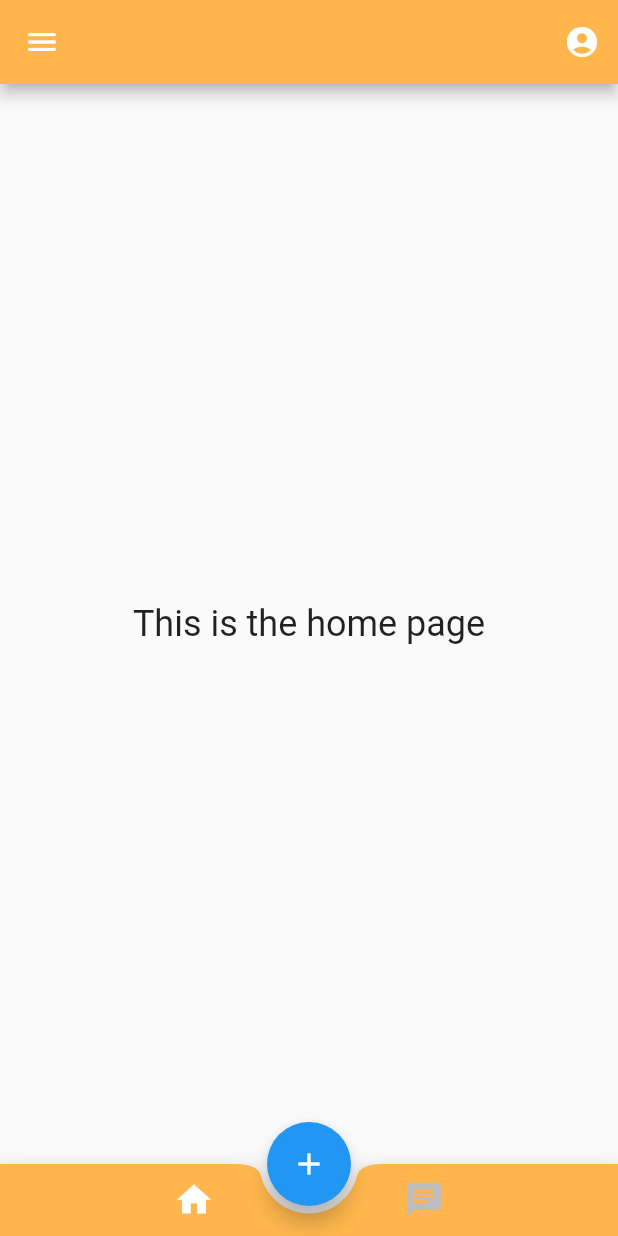
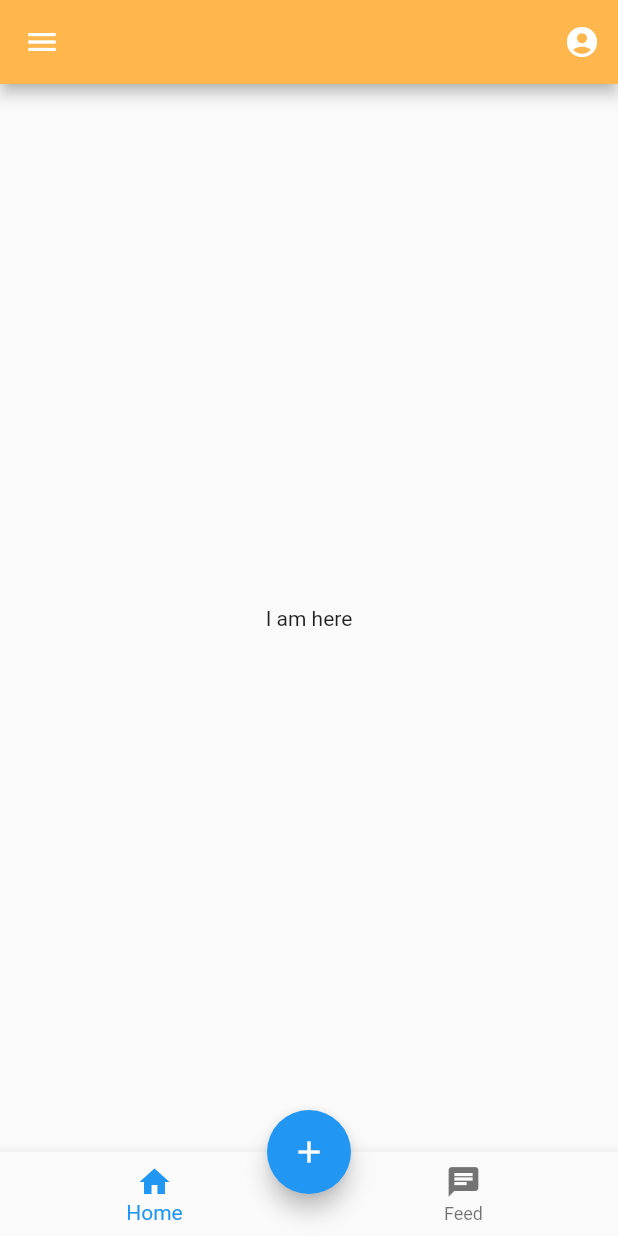
Before and after one commit to sdu-mp-21/daily-challenge-app-tracker, a Flutter app: the screen it shows after launch, on a phone screen of 412 x 824 dp. Run offline on Flutter 3.47's test engine with Material 2 defaults, Android fonts, the phone set to English and light mode, and no system bars; our stand-ins replace google_fonts, like_button.

Commit message:
deleted app,bottom bars(don't need them anymore); added switching to the pages, side bar(drawer).

```diff
--- a/lib/navigators/app_bar.dart
+++ /dev/null
@@ -1,29 +0,0 @@
-import 'package:flutter/material.dart';
-import 'package:flutter/cupertino.dart';
-
-class GeneralAppBar extends StatelessWidget with PreferredSizeWidget {
-  const GeneralAppBar({Key? key}) : super(key: key);
-
-  @override
-  Widget build(BuildContext context) {
-    return AppBar(
-      backgroundColor: Colors.orange.shade300,
-      leading: IconButton(
-        icon: const Icon(Icons.menu),
-        tooltip: 'Show the Menu',
-        onPressed: () {
-          ScaffoldMessenger.of(context).showSnackBar(
-              const SnackBar(content: Text('This is should display the Menu')));
-        },
-      ),
-      actions: [
-        IconButton(
-            onPressed: () => Navigator.pushNamed(context, '/third'),
-            icon: const Icon(Icons.account_circle))
-      ],
-    );
-  }
-
-  @override
-  Size get preferredSize => const Size.fromHeight(kToolbarHeight);
-}
--- a/lib/navigators/bottom_bar.dart
+++ /dev/null
@@ -1,41 +0,0 @@
-import 'package:flutter/material.dart';
-
-class GeneralBottomBar extends StatelessWidget {
-  bool first_active = true;
-  bool second_active = false;
-  GeneralBottomBar(this.first_active, this.second_active);
-
-  @override
-  Widget build(BuildContext context) {
-    return BottomAppBar(
-      shape: const CircularNotchedRectangle(),
-      notchMargin: 5.0,
-      color: Colors.orange.shade300,
-      child: Row(
-        mainAxisSize: MainAxisSize.max,
-        mainAxisAlignment: MainAxisAlignment.spaceEvenly,
-        children: <Widget>[
-          IconButton(
-            //update the bottom app bar view each time an item is clicked
-            tooltip: "Home",
-            onPressed: () => Navigator.pop(context),
-            iconSize: 27.0,
-            icon: Icon(Icons.home,
-                //darken the icon if it is selected or else give it a different color
-                color: first_active ? Colors.white : Colors.grey.shade400),
-          ),
-          IconButton(
-            //update the bottom app bar view each time an item is clicked
-            tooltip: "Feed",
-            onPressed: () => Navigator.pushNamed(context, '/second'),
-            iconSize: 27.0,
-            icon: Icon(Icons.chat,
-
-                //darken the icon if it is selected or else give it a different color
-                color: second_active ? Colors.white : Colors.grey.shade400),
-          )
-        ],
-      ),
-    );
-  }
-}
--- a/lib/ui/main_app/main.dart
+++ b/lib/ui/main_app/main.dart
@@ -1,7 +1,5 @@
-import 'package:challenge_tracker/navigators/app_bar.dart';
-import 'package:challenge_tracker/navigators/bottom_bar.dart';
 import 'package:challenge_tracker/ui/pages/auth/auth_page.dart';
-import 'package:challenge_tracker/ui/pages/feed/feed_main_page.dart';
+import './navigator.dart';
 import 'package:flutter/material.dart';
 import 'package:flutter/cupertino.dart';
 
@@ -21,33 +19,8 @@ class MainApp extends StatelessWidget {
       initialRoute: '/',
       routes: {
         '/': (context) => const MainPage(),
-        '/second': (context) => const FeedMainPage(),
-        '/third': (context) =>  Authorization(),
+        '/login': (context) =>  Authorization(),
       },
     );
   }
 }
-
-class MainPage extends StatelessWidget {
-  const MainPage({Key? key}) : super(key: key);
-
-  @override
-  Widget build(BuildContext context) {
-    return Scaffold(
-      appBar: const GeneralAppBar(),
-      body: const Center(
-        child: Text(
-          'This is the home page',
-          style: TextStyle(fontSize: 24),
-        ),
-      ),
-      floatingActionButtonLocation: FloatingActionButtonLocation.centerDocked,
-      floatingActionButton: const FloatingActionButton(
-        tooltip: "Centre FAB",
-        onPressed: null,
-        child: Icon(Icons.add),
-      ),
-      bottomNavigationBar: GeneralBottomBar(true, false),
-    );
-  }
-}
--- a/lib/ui/navigator.dart
+++ b/lib/ui/main_app/navigator.dart
@@ -1,7 +1,7 @@
 import 'package:challenge_tracker/ui/pages/feed/feed_main_page.dart';
 import 'package:flutter/cupertino.dart';
 import 'package:flutter/material.dart';
-import 'drawer.dart';
+import '../widgets/drawer.dart';
 
 class MainPage extends StatefulWidget {
   const MainPage({Key? key}) : super(key: key);
--- a/lib/ui/pages/feed/feed_main_page.dart
+++ b/lib/ui/pages/feed/feed_main_page.dart
@@ -1,7 +1,4 @@
-import 'package:challenge_tracker/navigators/app_bar.dart';
-import 'package:challenge_tracker/navigators/bottom_bar.dart';
 import 'package:challenge_tracker/ui/pages/feed/feed_creator.dart';
-import 'package:challenge_tracker/ui/pages/feed/text_field.dart';
 import 'package:flutter/material.dart';
 class FeedMainPage extends StatefulWidget {
   const FeedMainPage({Key? key}) : super(key: key);
@@ -13,10 +10,7 @@ class FeedMainPage extends StatefulWidget {
 class _FeedMainPageState extends State<FeedMainPage> {
   @override
   Widget build(BuildContext context) {
-    return Scaffold(
-      appBar: const GeneralAppBar(),
-      body: SafeArea(
-        child: Container(
+    return  Container(
           width: double.infinity,
           padding: const EdgeInsets.symmetric(
             horizontal: 2.0,
@@ -42,15 +36,6 @@ class _FeedMainPageState extends State<FeedMainPage> {
 
             ],
           ),
-        ),
-      ),
-      floatingActionButtonLocation: FloatingActionButtonLocation.centerDocked,
-      floatingActionButton: const FloatingActionButton(
-        tooltip: "Centre FAB",
-        onPressed: null,
-        child: Icon(Icons.add),
-      ),
-      bottomNavigationBar: GeneralBottomBar(false, true),
-    );
+        );
   }
 }
```
Also changed, not shown: lib/ui/widgets/drawer.dart (renamed from lib/ui/drawer.dart).
